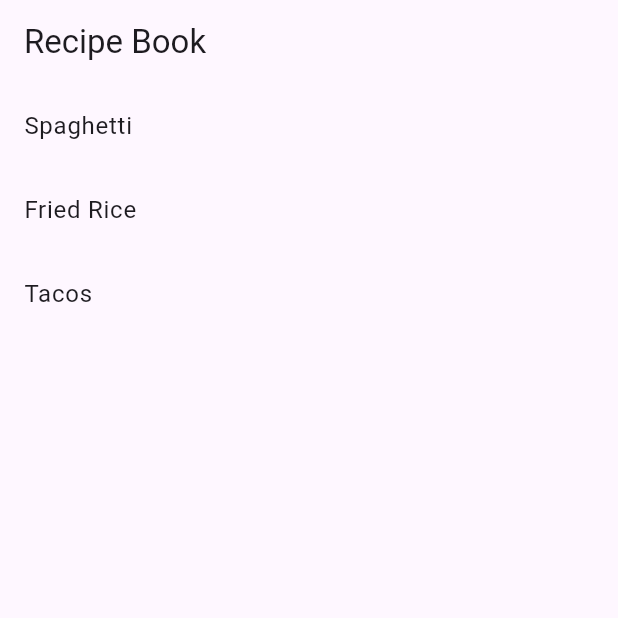
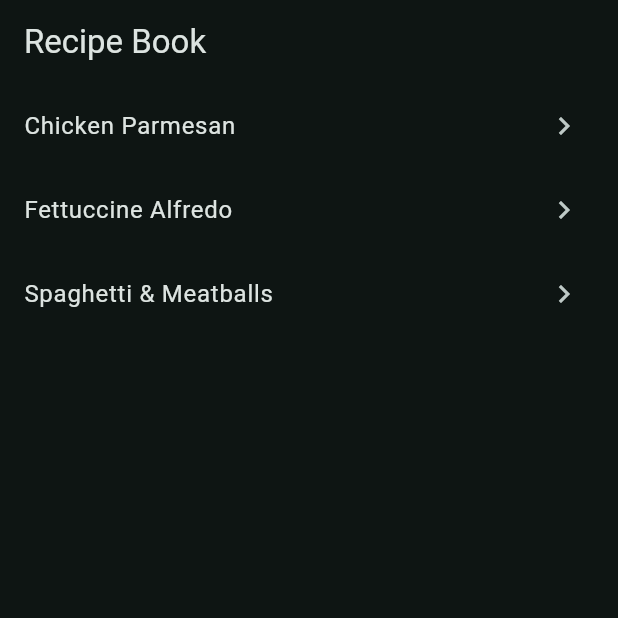
Before and after one commit to acongro/CW02, a Flutter app: the screen it shows after launch, on a phone screen of 412 x 824 dp, the top half of it. Run offline on Flutter 3.47's test engine with Material 3 defaults, Android fonts, the phone set to English and light mode, and no system bars.

Commit message:
final CW02

```diff
--- a/cwo2/lib/home_screen.dart
+++ b/cwo2/lib/home_screen.dart
@@ -6,21 +6,37 @@ class HomeScreen extends StatelessWidget {
 
   final List<Map<String, String>> recipes = const [
     {
-      "title": "Spaghetti",
-      "ingredients": "Pasta, Tomato Sauce, Garlic, Olive Oil, Parmesan",
-      "instructions": "1. Boil pasta.\n2. Cook sauce.\n3. Mix together.",
+      "title": "Chicken Parmesan",
+      "ingredients":
+          "2 chicken breasts (butterflied & pounded), 1 cup breadcrumbs, 1/2 cup grated Parmesan, 2 eggs (beaten), 1 cup marinara, 4 oz mozzarella, salt, pepper, olive oil, fresh basil (optional)",
+      "instructions":
+          "1) Prep: Season chicken with salt & pepper. Set up dredging: beaten eggs in one bowl, breadcrumbs mixed with Parmesan in another.\n"
+          "2) Dredge: Dip chicken in egg, then press into breadcrumb-Parmesan mix until well coated.\n"
+          "3) Pan-fry: Heat 2–3 Tbsp olive oil in a skillet (med-high). Cook chicken 3–4 min/side until golden and ~160°F internal.\n"
+          "4) Top & melt: Spoon marinara over each piece, add mozzarella, then cover skillet or broil 2–3 min until cheese melts/browns.\n"
+          "5) Finish: Rest 2 min, garnish with basil, serve over spaghetti or alongside salad.",
     },
     {
-      "title": "Fried Rice",
-      "ingredients": "Rice, Egg, Carrot, Peas, Soy Sauce",
+      "title": "Fettuccine Alfredo",
+      "ingredients":
+          "12 oz fettuccine, 6 Tbsp unsalted butter, 1 cup heavy cream, 1 cup freshly grated Parmesan, salt, pepper, pinch nutmeg, chopped parsley (optional)",
       "instructions":
-          "1. Cook rice.\n2. Stir-fry vegetables.\n3. Add rice and soy sauce.",
+          "1) Pasta: Boil fettuccine in salted water until just shy of al dente; reserve 1/2 cup pasta water, drain.\n"
+          "2) Sauce base: In a large pan on medium, melt butter, add cream; simmer gently 2–3 min (do not boil hard).\n"
+          "3) Cheese in: Off heat, whisk in Parmesan until smooth. Season with salt, pepper, and a pinch of nutmeg.\n"
+          "4) Combine: Toss pasta in sauce; splash in reserved pasta water as needed to get a glossy coating.\n"
+          "5) Serve: Plate immediately; sprinkle parsley and extra Parmesan.",
     },
     {
-      "title": "Tacos",
-      "ingredients": "Taco Shells, Beef, Lettuce, Cheese, Salsa",
+      "title": "Spaghetti & Meatballs",
+      "ingredients":
+          "12 oz spaghetti, 1 lb ground beef (or mix beef/pork), 1/2 cup breadcrumbs, 1 egg, 1/4 cup grated Parmesan, 2 cloves garlic (minced), 1 tsp Italian seasoning, salt, pepper, 2 cups marinara, olive oil",
       "instructions":
-          "1. Cook beef.\n2. Fill shells with ingredients.\n3. Add salsa and cheese.",
+          "1) Mix: In a bowl combine ground meat, breadcrumbs, egg, Parmesan, garlic, Italian seasoning, salt & pepper. Mix gently.\n"
+          "2) Shape: Form golf-ball-size meatballs.\n"
+          "3) Brown: Film skillet with olive oil; brown meatballs on all sides (med heat) ~6–8 min total.\n"
+          "4) Simmer: Add marinara, cover slightly ajar, simmer 10–15 min until meatballs are cooked through.\n"
+          "5) Pasta: Cook spaghetti in salted water to al dente; drain and toss with a little sauce. Top with meatballs & extra Parmesan.",
     },
   ];
 
@@ -33,6 +49,7 @@ class HomeScreen extends StatelessWidget {
         itemBuilder: (context, index) {
           return ListTile(
             title: Text(recipes[index]['title']!),
+            trailing: const Icon(Icons.chevron_right),
             onTap: () {
               Navigator.push(
                 context,
--- a/cwo2/lib/main.dart
+++ b/cwo2/lib/main.dart
@@ -12,7 +12,13 @@ class RecipeApp extends StatelessWidget {
   Widget build(BuildContext context) {
     return MaterialApp(
       title: 'Recipe Book',
-      theme: ThemeData(primarySwatch: Colors.green),
+      theme: ThemeData(
+        useMaterial3: true,
+        colorScheme: ColorScheme.fromSeed(
+          seedColor: Colors.teal,
+          brightness: Brightness.dark,
+        ),
+      ),
       home: const HomeScreen(),
     );
   }
```
Also changed, not shown: cwo2/lib/details_screen.dart (+37 -0 lines).
